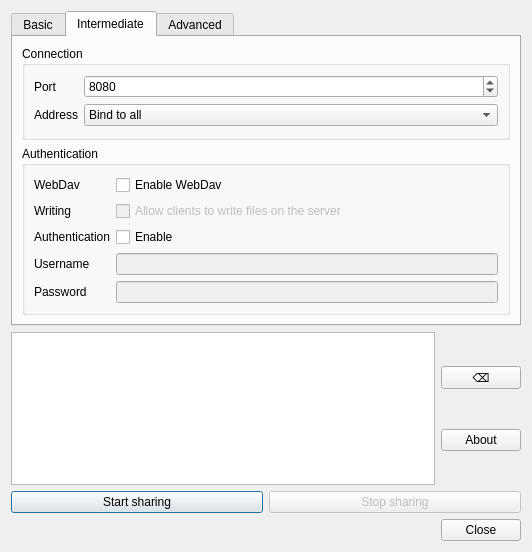
This is qweborf/main.ui in ltworf/weborf as Qt 5 draws it before an edit. The edited form follows.
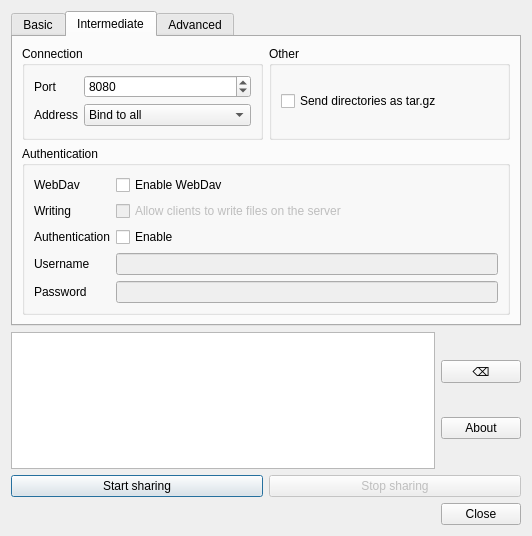
This is the edited form. The open tabs and pages were chosen to show the change.

Commit message: - Detects weborf version - Simplified reporting of command line options - Supports tar option

```diff
--- a/qweborf/main.ui
+++ b/qweborf/main.ui
@@ -7,7 +7,7 @@
     <x>0</x>
     <y>0</y>
     <width>532</width>
-    <height>552</height>
+    <height>536</height>
    </rect>
   </property>
   <property name="windowTitle">
@@ -80,6 +80,11 @@
       </attribute>
       <layout class="QVBoxLayout" name="verticalLayout_4">
        <item>
+        <layout class="QHBoxLayout" name="horizontalLayout_5">
+         <property name="topMargin">
+          <number>0</number>
+         </property>
+         <item>
         <widget class="QGroupBox" name="groupBox_2">
          <property name="title">
           <string>Connection</string>
@@ -132,6 +137,27 @@
           </item>
          </layout>
         </widget>
+         </item>
+         <item>
+          <widget class="QGroupBox" name="groupBox_3">
+           <property name="title">
+            <string>Other</string>
+           </property>
+           <layout class="QVBoxLayout" name="verticalLayout_8">
+            <item>
+             <widget class="QCheckBox" name="chkTar">
+              <property name="toolTip">
+               <string extracomment="If checked, weborf will handle directories sending their content as a .tar.gz file instead of generating a list of the files contained in them"/>
+              </property>
+              <property name="text">
+               <string>Send directories as tar.gz</string>
+              </property>
+             </widget>
+            </item>
+           </layout>
+          </widget>
+         </item>
+        </layout>
        </item>
        <item>
         <widget class="QGroupBox" name="groupBox">
```
Lines whose indentation alone changed are shown as unchanged. The commit also changes 2 other files.
